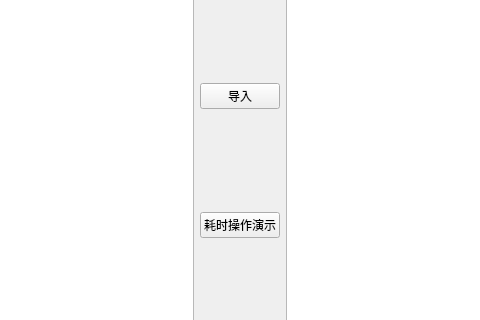
Old version of the form ui_page/page_three.ui in the repository fengyec2/StudentGradeTracker; both pictures show x 112 to 592 and y 84 to 404 of the 762 by 582 pixel window.
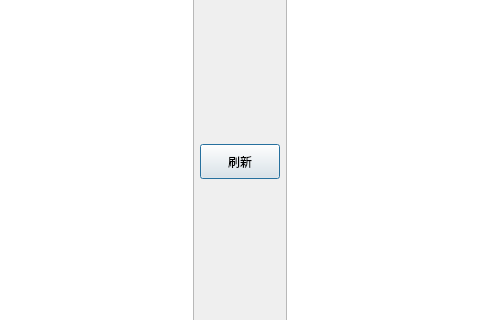
New version of the form. Custom widgets are drawn as their Qt base class.

The edit to the form file:
```diff
--- a/ui_page/page_three.ui
+++ b/ui_page/page_three.ui
@@ -48,26 +48,27 @@
       <item>
        <widget class="PushButton" name="pushButton">
         <property name="sizePolicy">
-         <sizepolicy hsizetype="Maximum" vsizetype="Fixed">
+         <sizepolicy hsizetype="Preferred" vsizetype="Fixed">
           <horstretch>0</horstretch>
           <verstretch>0</verstretch>
          </sizepolicy>
         </property>
-        <property name="text">
-         <string>导入</string>
+        <property name="minimumSize">
+         <size>
+          <width>0</width>
+          <height>35</height>
+         </size>
         </property>
-       </widget>
-      </item>
-      <item>
-       <widget class="PushButton" name="pushButton_2">
-        <property name="sizePolicy">
-         <sizepolicy hsizetype="Maximum" vsizetype="Fixed">
-          <horstretch>0</horstretch>
-          <verstretch>0</verstretch>
-         </sizepolicy>
+        <property name="font">
+         <font>
+          <family>Microsoft YaHei</family>
+         </font>
         </property>
         <property name="text">
-         <string>耗时操作演示</string>
+         <string>刷新</string>
+        </property>
+        <property name="default">
+         <bool>true</bool>
         </property>
        </widget>
       </item>
```
Left out of the diff: 4 changed lines with no effect on the pictures.
